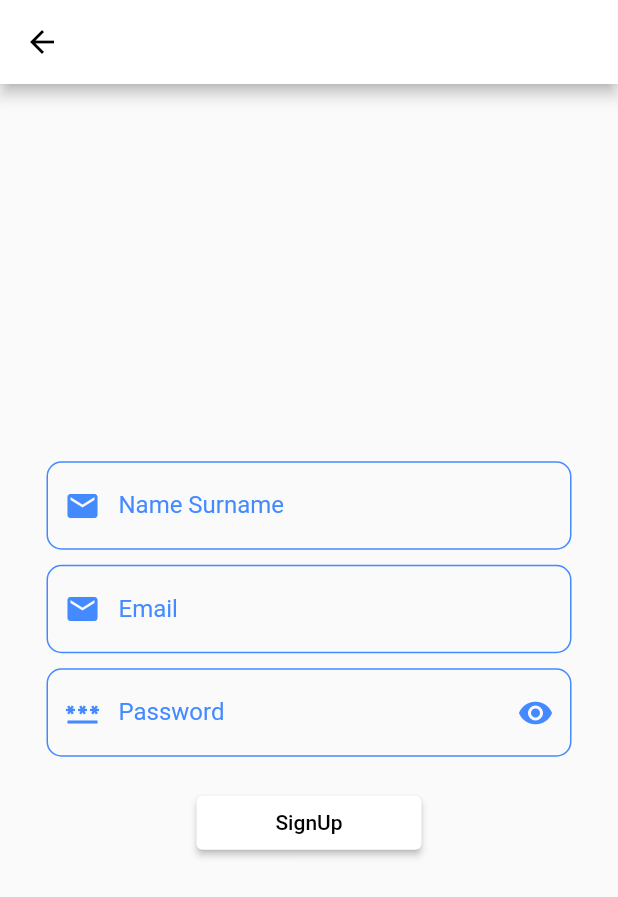
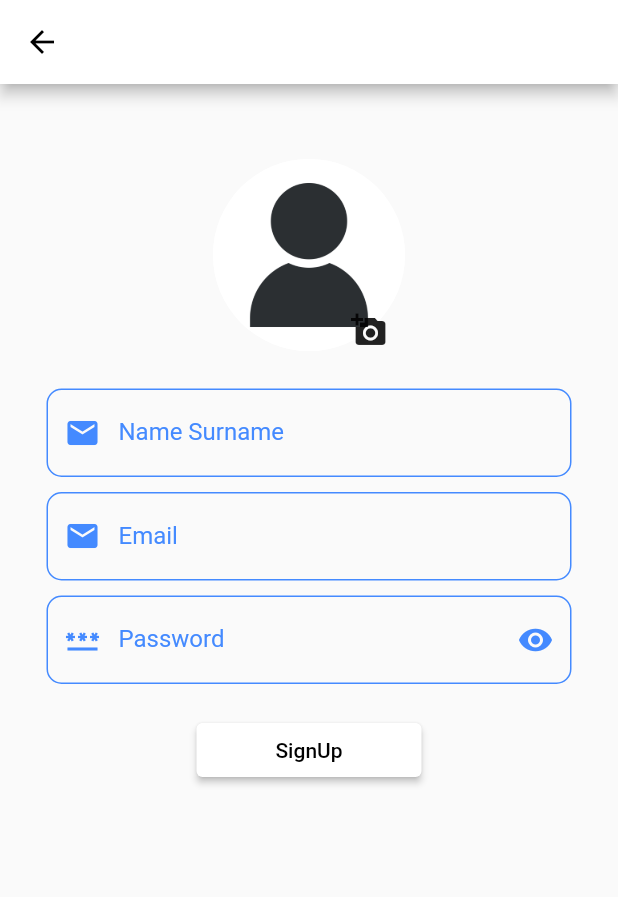
Before and after one commit to muhammetozx/notecloud, a Flutter app: the signUpScreen screen opened directly, after a tap on "SignUp", on a phone screen of 412 x 824 dp. Shown: the top 897 px of the screen. Run offline on Flutter 3.47's test engine with Material 2 defaults, Android fonts, the phone set to English and light mode, and no system bars; our stand-ins replace cloud_firestore, firebase_auth, firebase_core, firebase_storage, google_fonts, google_sign_in and 1 more; missing offline and left inert: sign_button; accounts and stored records are empty; network calls fail.

Commit message:
first commit

```diff
--- a/lib/views/homeScreen.dart
+++ b/lib/views/homeScreen.dart
@@ -1,6 +1,8 @@
 // ignore_for_file: file_names, prefer_const_constructors, use_build_context_synchronously, avoid_print
 
+import 'package:cloud_firestore/cloud_firestore.dart';
 import 'package:firebase_auth/firebase_auth.dart';
+import 'package:firebase_storage/firebase_storage.dart';
 import 'package:flutter/material.dart';
 import 'package:google_sign_in/google_sign_in.dart';
 import 'package:notecloud/views/addNoteScreen.dart';
@@ -16,6 +18,9 @@ class HomeScreen extends StatefulWidget {
 
 class _HomeScreenState extends State<HomeScreen> {
   final user = FirebaseAuth.instance.currentUser!;
+
+  getPhotoUrl() async {}
+
   @override
   Widget build(BuildContext context) {
     return Scaffold(
--- a/lib/views/loginScreen.dart
+++ b/lib/views/loginScreen.dart
@@ -20,7 +20,8 @@ class _LoginScreenState extends State<LoginScreen> {
   @override
   Widget build(BuildContext context) {
     return Scaffold(
-      body: Center(
+      body: Container(
+        alignment: Alignment.center,
         child: Column(
           mainAxisAlignment: MainAxisAlignment.center,
           children: [
--- a/lib/views/signUpScreen.dart
+++ b/lib/views/signUpScreen.dart
@@ -1,6 +1,12 @@
+import 'dart:io';
+
 import 'package:cloud_firestore/cloud_firestore.dart';
 import 'package:firebase_auth/firebase_auth.dart';
+import 'package:firebase_storage/firebase_storage.dart';
+import 'package:flutter/foundation.dart';
 import 'package:flutter/material.dart';
+import 'package:image_picker/image_picker.dart';
+import 'package:notecloud/utils.dart';
 
 class signUpScreen extends StatefulWidget {
   const signUpScreen({super.key});
@@ -14,14 +20,65 @@ class _signUpScreenState extends State<signUpScreen> {
   TextEditingController emailTextEditingController = TextEditingController();
   TextEditingController passwordTextEditingController = TextEditingController();
   bool obscureText = true;
+  Uint8List? image;
+
+  void selectImage() async {
+    Uint8List img = await pickImage(ImageSource.gallery);
+    setState(() {
+      image = img;
+    });
+  }
+
+  FirebaseStorage storage = FirebaseStorage.instance;
+  FirebaseFirestore firestore = FirebaseFirestore.instance;
+  String? downloadUrl;
+
+  uploadImageToStorage() async {
+    Reference ref = storage
+        .ref()
+        .child("UsersProfilePhoto")
+        .child(emailTextEditingController.text);
+    UploadTask uploadTask = ref.putData(image!);
+    TaskSnapshot snapshot = await uploadTask;
+    downloadUrl = await snapshot.ref.getDownloadURL();
+    print("${downloadUrl}");
+  }
+
   @override
   Widget build(BuildContext context) {
     return Scaffold(
       appBar: AppBar(),
-      body: Center(
+      body: SingleChildScrollView(
+        child: Center(
           child: Column(
             mainAxisAlignment: MainAxisAlignment.center,
             children: [
+              SizedBox(height: 50),
+              Stack(
+                children: [
+                  image != null
+                      ? CircleAvatar(
+                          radius: 64,
+                          backgroundImage: MemoryImage(image!),
+                        )
+                      : CircleAvatar(
+                          radius: 64,
+                          backgroundImage: AssetImage(
+                              "lib/assets/images/standartUserImages.jpg")),
+                  Positioned(
+                    child: IconButton(
+                        onPressed: () {
+                          selectImage();
+                        },
+                        icon: Icon(Icons.add_a_photo)),
+                    bottom: -10,
+                    left: 80,
+                  ),
+                ],
+              ),
+              SizedBox(
+                height: 25,
+              ),
               SizedBox(
                 width: 350,
                 child: TextFormField(
@@ -35,11 +92,13 @@ class _signUpScreenState extends State<signUpScreen> {
                     border: OutlineInputBorder(
                         borderRadius: BorderRadius.circular(10.0)),
                     enabledBorder: OutlineInputBorder(
-                    borderSide: BorderSide(color: Colors.blueAccent, width: 1),
+                      borderSide:
+                          BorderSide(color: Colors.blueAccent, width: 1),
                       borderRadius: BorderRadius.circular(10.0),
                     ),
                     focusedBorder: OutlineInputBorder(
-                    borderSide: BorderSide(color: Colors.blueAccent, width: 1),
+                      borderSide:
+                          BorderSide(color: Colors.blueAccent, width: 1),
                       borderRadius: BorderRadius.circular(10.0),
                     ),
                   ),
@@ -59,11 +118,13 @@ class _signUpScreenState extends State<signUpScreen> {
                     border: OutlineInputBorder(
                         borderRadius: BorderRadius.circular(10.0)),
                     enabledBorder: OutlineInputBorder(
-                    borderSide: BorderSide(color: Colors.blueAccent, width: 1),
+                      borderSide:
+                          BorderSide(color: Colors.blueAccent, width: 1),
                       borderRadius: BorderRadius.circular(10.0),
                     ),
                     focusedBorder: OutlineInputBorder(
-                    borderSide: BorderSide(color: Colors.blueAccent, width: 1),
+                      borderSide:
+                          BorderSide(color: Colors.blueAccent, width: 1),
                       borderRadius: BorderRadius.circular(10.0),
                     ),
                   ),
@@ -97,11 +158,13 @@ class _signUpScreenState extends State<signUpScreen> {
                     border: OutlineInputBorder(
                         borderRadius: BorderRadius.circular(10.0)),
                     enabledBorder: OutlineInputBorder(
-                    borderSide: BorderSide(color: Colors.blueAccent, width: 1),
+                      borderSide:
+                          BorderSide(color: Colors.blueAccent, width: 1),
                       borderRadius: BorderRadius.circular(10.0),
                     ),
                     focusedBorder: OutlineInputBorder(
-                    borderSide: BorderSide(color: Colors.blueAccent, width: 1),
+                      borderSide:
+                          BorderSide(color: Colors.blueAccent, width: 1),
                       borderRadius: BorderRadius.circular(10.0),
                     ),
                   ),
@@ -120,10 +183,21 @@ class _signUpScreenState extends State<signUpScreen> {
             ],
           ),
         ),
+      ),
     );
   }
 
   signUpEmail() async {
+    //-------------------------
+    Reference ref = storage
+        .ref()
+        .child("UsersProfilePhoto")
+        .child(emailTextEditingController.text);
+    UploadTask uploadTask = ref.putData(image!);
+    TaskSnapshot snapshot = await uploadTask;
+    downloadUrl = await snapshot.ref.getDownloadURL();
+    print("${downloadUrl}");
+    //-----------------------------
     FirebaseAuth auth = FirebaseAuth.instance;
     await FirebaseAuth.instance
         .createUserWithEmailAndPassword(
@@ -140,6 +214,7 @@ class _signUpScreenState extends State<signUpScreen> {
             'name_surname': nameSurnameEditingController.text,
             'email': emailTextEditingController.text,
             'password': passwordTextEditingController.text,
+            'imageLink': downloadUrl,
           },
         },
         SetOptions(merge: true),
```
Also changed, not shown: lib/utils.dart (added, +13 -0 lines), pubspec.yaml (+5 -3 lines), lib/assets/images/standartUserImages.jpg (added), lib/assets/images/user.jpg (added), pubspec.lock, 4 other files. Lines whose indentation alone changed are shown as unchanged.
